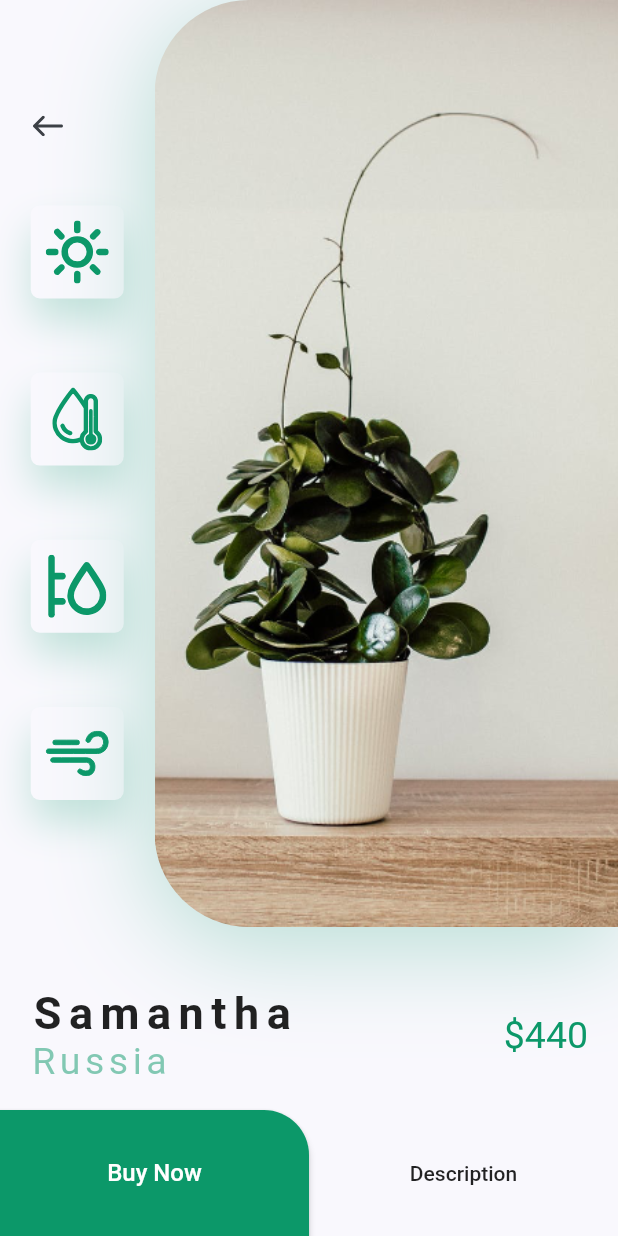
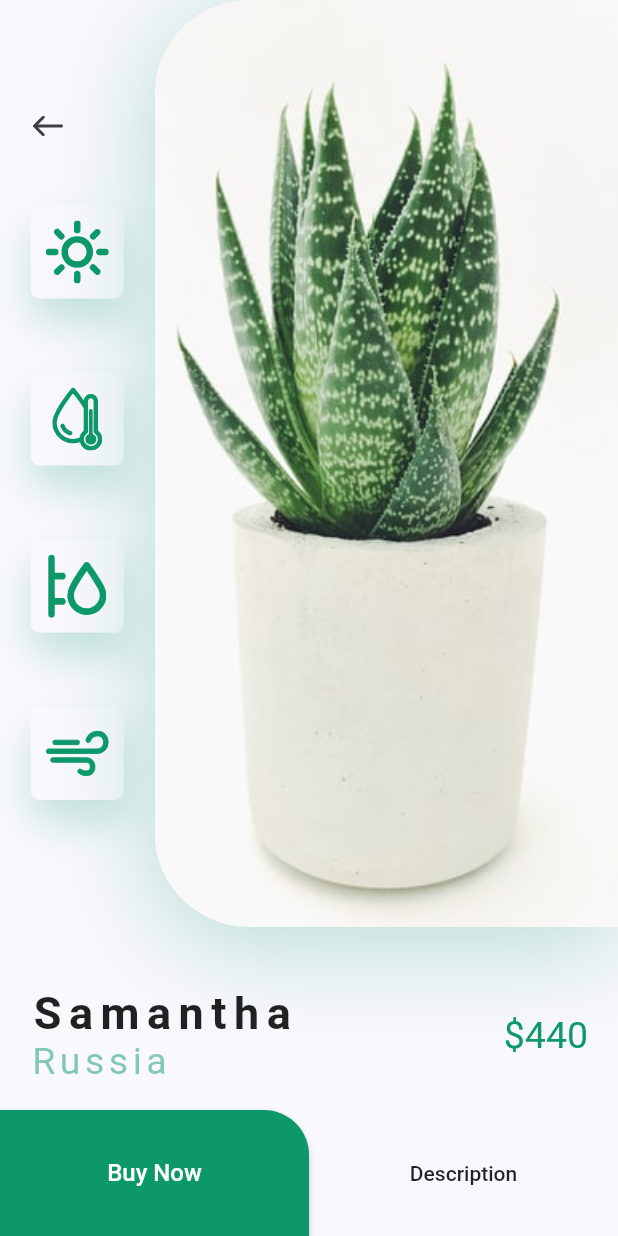
Before and after one commit to farhan1202/plant-app, a Flutter app: the screen it shows after launch, after a tap on "Samantha", on a phone screen of 412 x 824 dp. Run offline on Flutter 3.47's test engine with Material 2 defaults, Android fonts, the phone set to English and light mode, and no system bars; our stand-ins replace flutter_svg, get.

Commit message:
Update Design #4

```diff
--- a/lib/app/data/utils/buttomNav.dart
+++ b/lib/app/data/utils/buttomNav.dart
@@ -19,7 +19,7 @@ class buttomNav extends StatelessWidget {
         BoxShadow(
             offset: Offset(0, -10),
             blurRadius: 35,
-            color: kPrimaryColor.withOpacity(0.35))
+            color: kPrimaryColor.withOpacity(0.1))
       ]),
       child: Row(
         mainAxisAlignment: MainAxisAlignment.spaceBetween,
--- a/lib/app/modules/main/detail/views/components/body.dart
+++ b/lib/app/modules/main/detail/views/components/body.dart
@@ -15,7 +15,7 @@ class Body extends StatelessWidget {
       height: size.height,
       child: Column(
         children: [
-          ImageAndIcon(size: size),
+          ImageAndIcon(size: size, data: data),
           DetailOwnerProduct(data: data),
           Expanded(child: Container()),
           Row(
--- a/lib/app/modules/main/detail/views/components/imageAndIcon.dart
+++ b/lib/app/modules/main/detail/views/components/imageAndIcon.dart
@@ -6,9 +6,11 @@ import 'package:plant_app/app/data/utils/constants.dart';
 import 'iconcard.dart';
 
 class ImageAndIcon extends StatelessWidget {
-  const ImageAndIcon({Key? key, required this.size}) : super(key: key);
+  const ImageAndIcon({Key? key, required this.size, required this.data})
+      : super(key: key);
 
   final Size size;
+  final data;
   @override
   Widget build(BuildContext context) {
     return Padding(
@@ -57,8 +59,8 @@ class ImageAndIcon extends StatelessWidget {
                         color: kPrimaryColor.withOpacity(0.3)),
                   ],
                   image: DecorationImage(
-                      image: AssetImage("assets/images/img.png"),
-                      alignment: Alignment.centerLeft,
+                      image: AssetImage(data[0]["image"]),
+                      // alignment: Alignment.centerLeft,
                       fit: BoxFit.cover)),
             )
           ],
--- a/lib/app/modules/main/home/views/components/recomendedPlant.dart
+++ b/lib/app/modules/main/home/views/components/recomendedPlant.dart
@@ -14,21 +14,21 @@ class RecomendedPlant extends StatelessWidget {
         children: [
           cardPlantRecomended(
             size: size,
-            image: "assets/images/image_1.png",
+            image: "assets/images/photo1.jpg",
             title: "Samantha",
             country: "Russia",
             price: 440,
           ),
           cardPlantRecomended(
             size: size,
-            image: "assets/images/image_2.png",
+            image: "assets/images/photo2.jpg",
             title: "Minerva",
             country: "Japan",
             price: 1300,
           ),
           cardPlantRecomended(
             size: size,
-            image: "assets/images/image_3.png",
+            image: "assets/images/photo3.jpg",
             title: "Kevin",
             country: "UA",
             price: 500,
@@ -64,7 +64,24 @@ class cardPlantRecomended extends StatelessWidget {
       width: size.width * 0.4,
       child: Column(
         children: [
-          Image.asset(image),
+          // Image.asset(image),
+          Container(
+            margin: EdgeInsets.symmetric(horizontal: kDefaultPadding / 4),
+            height: size.height * 0.21,
+            decoration: BoxDecoration(
+                boxShadow: [
+                  BoxShadow(
+                    offset: Offset(5, 0),
+                    blurRadius: 10,
+                    color: kPrimaryColor.withOpacity(0.1),
+                  )
+                ],
+                image: DecorationImage(
+                    image: AssetImage(image), fit: BoxFit.cover),
+                borderRadius: BorderRadius.only(
+                    topLeft: Radius.circular(10),
+                    topRight: Radius.circular(10))),
+          ),
           GestureDetector(
             onTap: () {
               var data = [
```
Also changed, not shown: assets/images/photo1.jpg (added), assets/images/photo2.jpg (added), assets/images/photo3.jpg (added).
